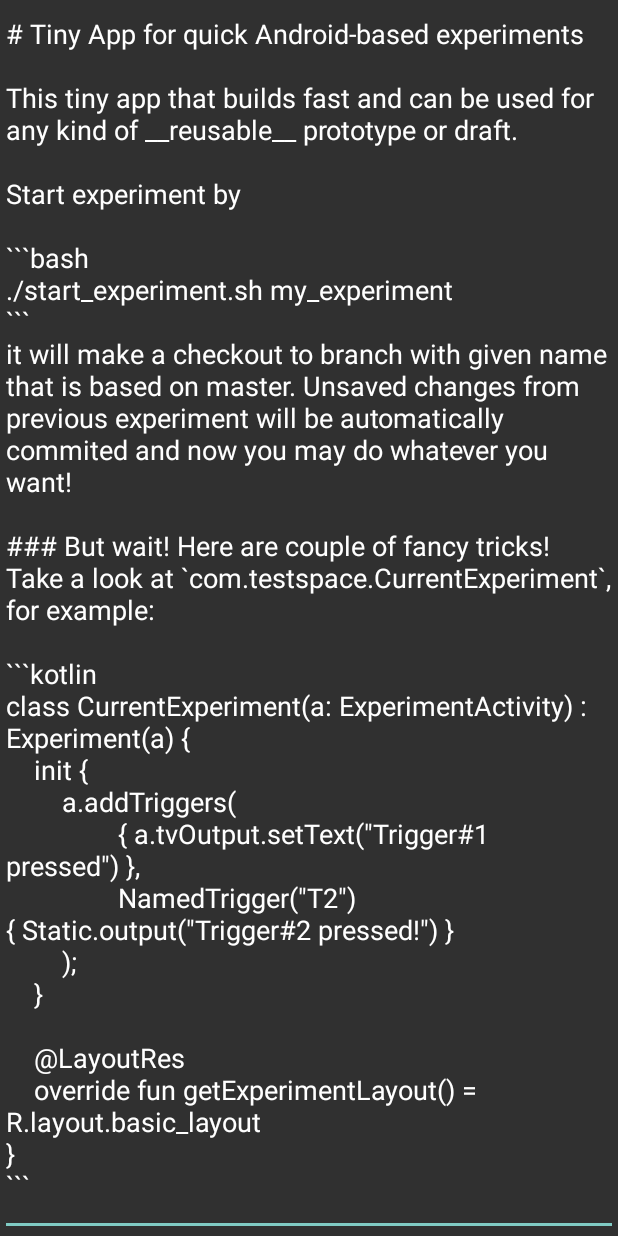
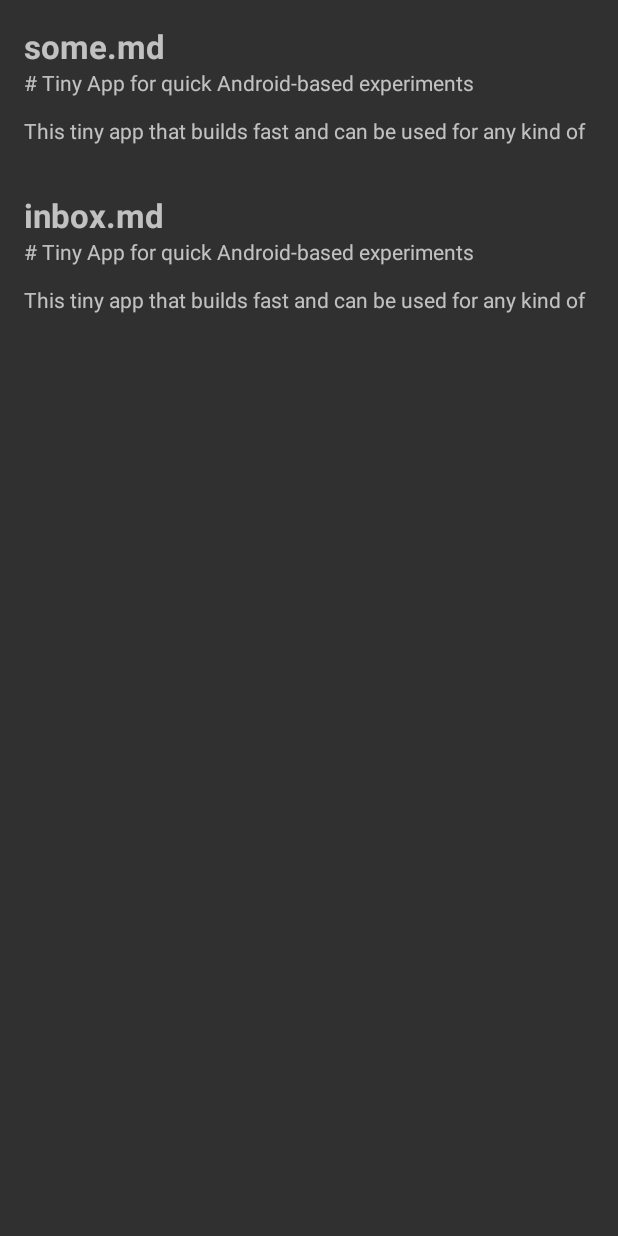
Before and after one commit to ilya-t/wiki-app, an Android app: the screen it shows after launch (MainActivity), on a phone screen of 412 x 824 dp. Run offline under Robolectric (Android 15) with nearby library versions, the phone set to English and light mode, and no system bars; libraries missing offline, so code that uses them is left out: io.noties.markwon; 3 statements that could not run were skipped.

Commit message:
mock files screen

````diff
--- a/client-side/app/build.gradle
+++ b/client-side/app/build.gradle
@@ -38,6 +38,7 @@ android {
 }
 
 dependencies {
+    implementation 'androidx.recyclerview:recyclerview:1.2.1'
     androidTestImplementation('androidx.test.espresso:espresso-core:3.1.0', {
         exclude group: 'com.android.support', module: 'support-annotations'
     })
--- /dev/null
+++ b/client-side/app/src/main/java/com/tsourcecode/wiki/app/DocumentsController.kt
@@ -0,0 +1,68 @@
+package com.tsourcecode.wiki.app
+
+import android.view.LayoutInflater
+import android.view.View
+import android.view.ViewGroup
+import androidx.appcompat.widget.AppCompatTextView
+import androidx.recyclerview.widget.LinearLayoutManager
+import androidx.recyclerview.widget.RecyclerView
+import com.tsourcecode.wiki.app.documents.Document
+import java.io.File
+
+class DocumentsController(
+        container: ViewGroup,
+        openDelegate: (Document) -> Unit
+) {
+    private val context = container.context
+    private val docAdapter = DocumentsAdapter(openDelegate)
+    private val rv = RecyclerView(context).apply {
+        layoutManager = LinearLayoutManager(context, LinearLayoutManager.VERTICAL, false)
+        adapter = docAdapter
+    }
+
+    init {
+        docAdapter.update(listOf(
+                Document(File("/data/data/some.md")),
+                Document(File("/data/data/inbox.md"))
+        ))
+        container.addView(rv)
+    }
+}
+
+class DocumentsAdapter(
+        private val openDelegate: (Document) -> Unit
+) : RecyclerView.Adapter<DocumentViewHolder>() {
+    private val items = mutableListOf<Document>()
+    fun update(newItems: List<Document>) {
+        items.clear()
+        items.addAll(newItems)
+        notifyDataSetChanged()
+    }
+    override fun onCreateViewHolder(parent: ViewGroup, viewType: Int) =
+            DocumentViewHolder(createItemView(parent), openDelegate)
+
+    private fun createItemView(parent: ViewGroup): View {
+        return LayoutInflater.from(parent.context).inflate(R.layout.doc_item, parent, false)
+    }
+
+    override fun onBindViewHolder(holder: DocumentViewHolder, position: Int) {
+        holder.bind(items[position])
+    }
+
+    override fun getItemCount() = items.size
+}
+
+class DocumentViewHolder(
+        itemView: View,
+        private val openDelegate: (Document) -> Unit
+) : RecyclerView.ViewHolder(itemView) {
+    private val tvTitle = itemView.findViewById<AppCompatTextView>(R.id.tv_title)
+    private val tvPreview = itemView.findViewById<AppCompatTextView>(R.id.tv_preview)
+    fun bind(doc: Document) {
+        tvTitle.text = doc.file.name
+        tvPreview.text = doc.previewText()
+        itemView.setOnClickListener {
+            openDelegate.invoke(doc)
+        }
+    }
+}
--- a/client-side/app/src/main/java/com/tsourcecode/wiki/app/MainActivity.kt
+++ b/client-side/app/src/main/java/com/tsourcecode/wiki/app/MainActivity.kt
@@ -2,6 +2,8 @@ package com.tsourcecode.wiki.app
 
 import android.app.Activity
 import android.os.Bundle
+import android.view.View
+import android.view.ViewGroup
 import android.widget.EditText
 import com.tsourcecode.wiki.app.handlerforks.CodeEditHandler
 import com.tsourcecode.wiki.app.handlerforks.HeadingEditHandler
@@ -17,6 +19,22 @@ class MainActivity : Activity() {
         super.onCreate(savedInstanceState)
 //        BackendController(this)
         setContentView(R.layout.main_layout)
+        configureEditor()
+        DocumentsController(
+                container = findViewById<ViewGroup>(R.id.files_container),
+                openDelegate = {
+                    editMd(it.fullText())
+                }
+        )
+        findViewById<View>(R.id.btn_files).setOnClickListener {
+            setFilesOpened(true)
+        }
+
+        setFilesOpened(true)
+//        editMd(MARKDOWN_SAMPLE)
+    }
+
+    private fun configureEditor() {
         val textView = findViewById<EditText>(R.id.tv_markwon)
         val markwon = Markwon.create(this)
         val editor = MarkwonEditor
@@ -25,48 +43,40 @@ class MainActivity : Activity() {
                 .useEditHandler(EmphasisEditHandler())
                 .useEditHandler(StrongEmphasisEditHandler())
                 .useEditHandler(CodeEditHandler())
-//                .useEditHandler(StrikethroughEditHandler())
-//                .useEditHandler(BlockQuoteEditHandler())
-//                .useEditHandler(CodeEditHandler())
+                //                .useEditHandler(StrikethroughEditHandler())
+                //                .useEditHandler(BlockQuoteEditHandler())
+                //                .useEditHandler(CodeEditHandler())
                 .build()
         textView.addTextChangedListener(MarkwonEditorTextWatcher.withPreRender(
                 editor, Executors.newSingleThreadExecutor(), textView));
-        textView.setText(MARKDOWN_SAMPLE.subSequence(0, MARKDOWN_SAMPLE.length - 1))
     }
 
-    companion object {
-        private val MARKDOWN_SAMPLE = """
-            # Tiny App for quick Android-based experiments
+    private fun setFilesOpened(opened: Boolean) {
+        if (opened) {
+            findViewById<View>(R.id.files_container).visibility = View.VISIBLE
+            findViewById<EditText>(R.id.tv_markwon).visibility = View.GONE
+            findViewById<View>(R.id.btn_files).visibility = View.GONE
+        } else {
+            findViewById<View>(R.id.files_container).visibility = View.GONE
+            findViewById<EditText>(R.id.tv_markwon).visibility = View.VISIBLE
+            findViewById<View>(R.id.btn_files).visibility = View.VISIBLE
 
-            This tiny app that builds fast and can be used for any kind of __reusable__ prototype or draft.
+        }
+    }
 
-            Start experiment by
+    private fun editMd(md: String) {
+        setFilesOpened(false)
+        val textView = findViewById<EditText>(R.id.tv_markwon)
+        textView.setText(md.subSequence(0, md.length - 1))
+    }
 
-            ```bash
-            ./start_experiment.sh my_experiment
-            ```
-            it will make a checkout to branch with given name that is based on master. Unsaved changes from previous experiment will be automatically commited and now you may do whatever you want!
+    override fun onBackPressed() {
+        if (areFilesOpened()) {
+            super.onBackPressed()
+        } else {
+            setFilesOpened(true)
+        }
+    }
 
-            ### But wait! Here are couple of fancy tricks!
-            Take a look at `com.testspace.CurrentExperiment`, for example:
-
-            ```kotlin
-            class CurrentExperiment(a: ExperimentActivity) : Experiment(a) {
-                init {
-                    a.addTriggers(
-                            { a.tvOutput.setText("Trigger#1 pressed") },
-                            NamedTrigger("T2") { Static.output("Trigger#2 pressed!") }
-                    );
-                }
-
-                @LayoutRes
-                override fun getExperimentLayout() = R.layout.basic_layout
-            }
-            ```
-
-            For each trigger a button will be created, this button may be clicked or triggered by keyboard button 1 - to pull first trigger, 2 - to pull second.
-            This could be very useful at emulators.
-
-        """.trimIndent()
-    }
+    private fun areFilesOpened() = findViewById<View>(R.id.btn_files).visibility != View.VISIBLE
 }
--- /dev/null
+++ b/client-side/app/src/main/java/com/tsourcecode/wiki/app/documents/Document.kt
@@ -0,0 +1,57 @@
+package com.tsourcecode.wiki.app.documents
+
+import java.io.File
+
+data class Document(
+        val file: File,
+) {
+    fun previewText() =
+        """
+            # Tiny App for quick Android-based experiments
+
+            This tiny app that builds fast and can be used for any kind of __reusable__ prototype or draft.
+
+            Start experiment by
+
+        """.trimIndent()
+
+    fun fullText(): String {
+        return MARKDOWN_SAMPLE
+    }
+
+    companion object {
+        private val MARKDOWN_SAMPLE = """
+            # Tiny App for quick Android-based experiments
+
+            This tiny app that builds fast and can be used for any kind of __reusable__ prototype or draft.
+
+            Start experiment by
+
+            ```bash
+            ./start_experiment.sh my_experiment
+            ```
+            it will make a checkout to branch with given name that is based on master. Unsaved changes from previous experiment will be automatically commited and now you may do whatever you want!
+
+            ### But wait! Here are couple of fancy tricks!
+            Take a look at `com.testspace.CurrentExperiment`, for example:
+
+            ```kotlin
+            class CurrentExperiment(a: ExperimentActivity) : Experiment(a) {
+                init {
+                    a.addTriggers(
+                            { a.tvOutput.setText("Trigger#1 pressed") },
+                            NamedTrigger("T2") { Static.output("Trigger#2 pressed!") }
+                    );
+                }
+
+                @LayoutRes
+                override fun getExperimentLayout() = R.layout.basic_layout
+            }
+            ```
+
+            For each trigger a button will be created, this button may be clicked or triggered by keyboard button 1 - to pull first trigger, 2 - to pull second.
+            This could be very useful at emulators.
+
+        """.trimIndent()
+    }
+}
--- /dev/null
+++ b/client-side/app/src/main/res/drawable/doc_item_ripple.xml
@@ -0,0 +1,7 @@
+<?xml version="1.0" encoding="utf-8"?>
+<ripple
+    xmlns:android="http://schemas.android.com/apk/res/android"
+    android:color="@android:color/darker_gray">
+    <item android:id="@android:id/mask"
+        android:drawable="@android:color/white" />
+</ripple>
--- /dev/null
+++ b/client-side/app/src/main/res/layout/doc_item.xml
@@ -0,0 +1,28 @@
+<?xml version="1.0" encoding="utf-8"?>
+<LinearLayout xmlns:android="http://schemas.android.com/apk/res/android"
+    xmlns:tools="http://schemas.android.com/tools"
+    android:orientation="vertical"
+    android:layout_width="match_parent"
+    android:layout_height="wrap_content"
+    android:padding="16dp"
+    android:background="@drawable/doc_item_ripple"
+    android:clickable="true"
+    >
+    <androidx.appcompat.widget.AppCompatTextView
+        android:id="@+id/tv_title"
+        android:layout_width="match_parent"
+        android:layout_height="wrap_content"
+        android:textSize="22sp"
+        android:textStyle="bold"
+        tools:text="Note.md"/>
+    <androidx.appcompat.widget.AppCompatTextView
+        android:id="@+id/tv_preview"
+        android:layout_width="match_parent"
+        android:layout_height="wrap_content"
+        android:maxLines="3"
+        tools:text="# Tiny App for quick Android-based experiments
+                    \nThis tiny app that builds fast and can be used
+                    \nfor any kind of __reusable__ prototype or draft.
+"/>
+
+</LinearLayout>
--- a/client-side/app/src/main/res/layout/main_layout.xml
+++ b/client-side/app/src/main/res/layout/main_layout.xml
@@ -3,9 +3,26 @@
     android:layout_width="match_parent"
     android:layout_height="match_parent">
 
+    <FrameLayout
+        android:id="@+id/files_container"
+        android:layout_width="match_parent"
+        android:layout_height="match_parent"
+        android:visibility="gone">
+
+    </FrameLayout>
+
     <EditText
         android:id="@+id/tv_markwon"
         android:layout_width="match_parent"
-        android:layout_height="match_parent" />
+        android:layout_height="match_parent"/>
+
+    <androidx.appcompat.widget.AppCompatButton
+        android:id="@+id/btn_files"
+        android:layout_width="100dp"
+        android:layout_height="wrap_content"
+        android:text="files"
+        android:layout_gravity="end|bottom"
+        android:layout_margin="32dp"
+        />
 
 </FrameLayout>
````
